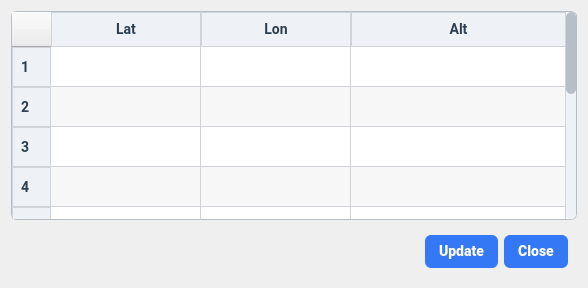
shridharbhandiwad/Zoppler_MissionPlannerQt, file cupdateroute.ui: the form before one commit.
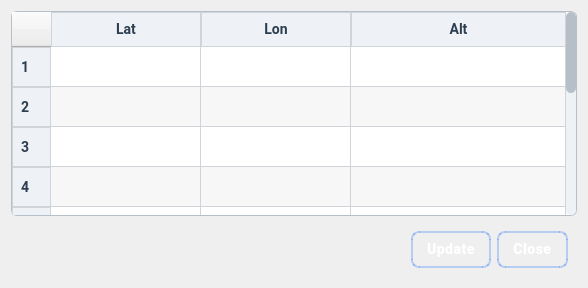
The form after the commit.

Commit message: Refactor: Update button styles for consistency and modern look

Diff of the .ui file:
```diff
--- a/cupdateroute.ui
+++ b/cupdateroute.ui
@@ -42,12 +42,16 @@
    Buttons
    =============================== */
 QPushButton {
-    background-color: #3478f6;
+    background: qlineargradient(x1:0, y1:0, x2:0, y2:1,
+                                stop:0 #3478f6,
+                                stop:0.5 #2d6bdd,
+                                stop:1 #255bc0);
     color: white;
     padding: 8px 14px;
-    border-radius: 6px;
-    border: none;
-    font-weight: 800;
+    border-radius: 8px;
+    border: 2px solid rgba(52, 120, 246, 0.3);
+    font-weight: 700;
+    letter-spacing: 0.5px;
 }
 
 QPushButton:hover {
@@ -55,12 +59,28 @@
 }
 
 QPushButton:pressed {
-    background-color: #255bc0;
+    background: qlineargradient(x1:0, y1:0, x2:0, y2:1,
+                                stop:0 #1d4ea3,
+                                stop:1 #143970);
+    border: 2px solid rgba(20, 57, 112, 0.8);
+    padding: 9px 14px 7px 14px;
+}
+
+QPushButton:disabled {
+    background: qlineargradient(x1:0, y1:0, x2:0, y2:1,
+                                stop:0 #BDBDBD,
+                                stop:1 #9E9E9E);
+    border: 2px solid rgba(189, 189, 189, 0.3);
+    color: rgba(255, 255, 255, 0.5);
 }
 
 /* Close Button (Optional Different Color) */
 QPushButton#closeButton {
-    background-color: #e74c3c;
+    background: qlineargradient(x1:0, y1:0, x2:0, y2:1,
+                                stop:0 #e74c3c,
+                                stop:0.5 #cf4436,
+                                stop:1 #b83c30);
+    border: 2px solid rgba(231, 76, 60, 0.3);
 }
 
 QPushButton#closeButton:hover {
```
Left out of the diff: 18 changed lines with no effect on the pictures. The commit also changes 4 other files.
